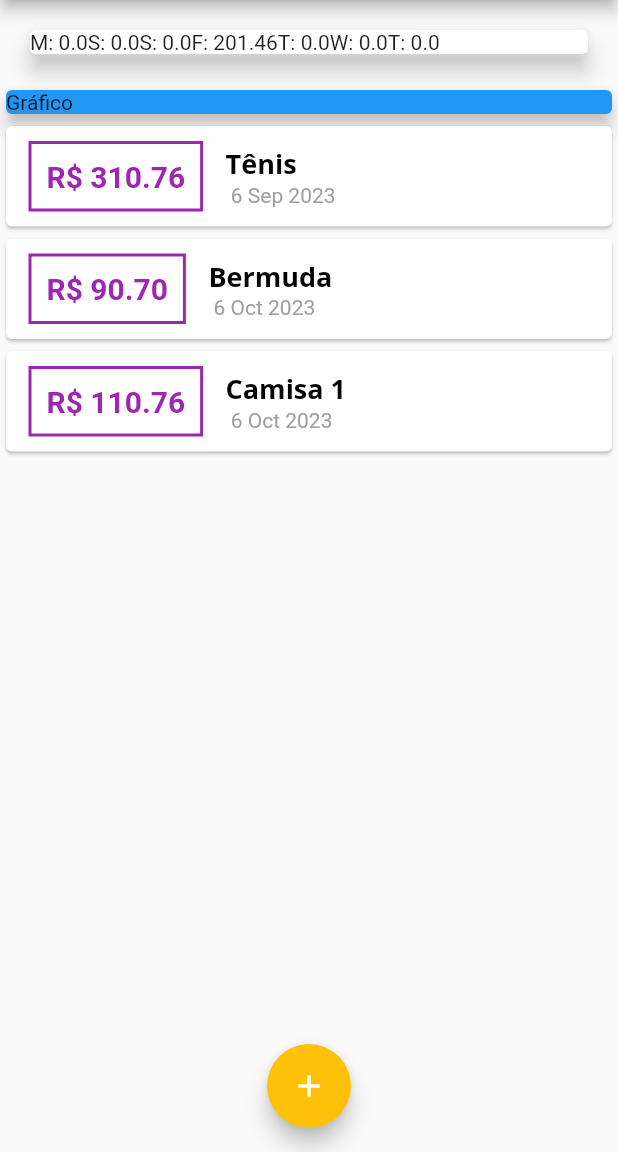
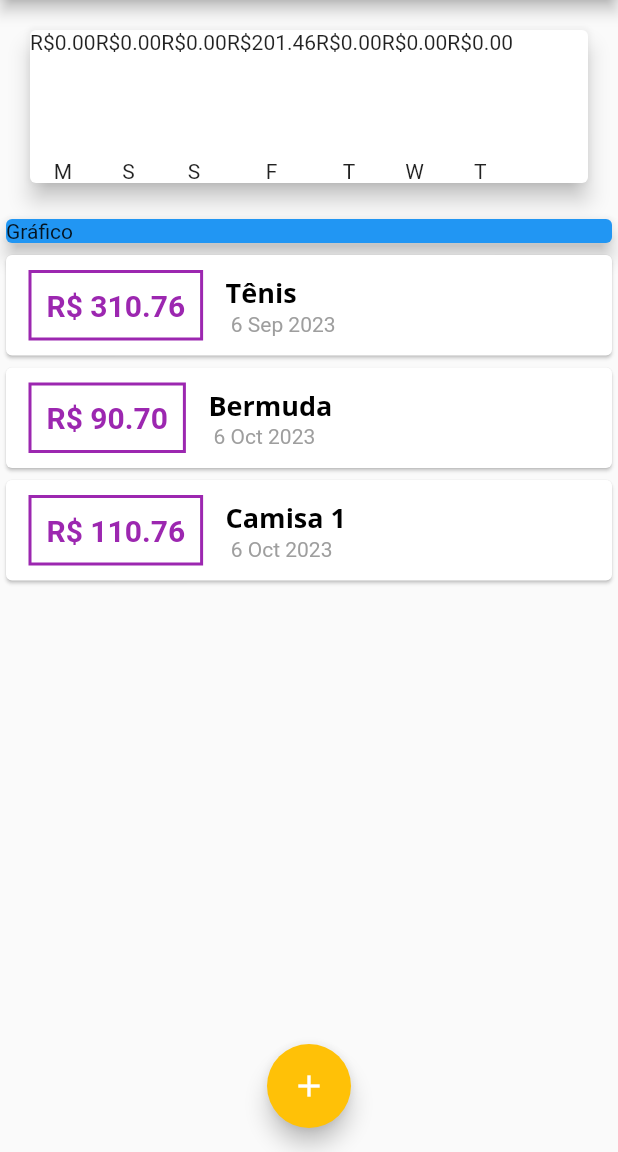
Before and after one commit to augustoprogramador/expenses, a Flutter app: the screen it shows after launch, on a phone screen of 412 x 824 dp, the part 84-1236 px from its top. Run offline on Flutter 3.47's test engine with Material 2 defaults, Android fonts, the phone set to English and light mode, and no system bars.

Commit message:
alimentando o componente gráfico [WIP]

```diff
--- a/lib/components/chart.dart
+++ b/lib/components/chart.dart
@@ -1,3 +1,4 @@
+import 'package:expenses/components/chart_bar.dart';
 import 'package:expenses/models/transaction.dart';
 import 'package:flutter/material.dart';
 import 'package:intl/intl.dart';
@@ -38,7 +39,10 @@ class Chart extends StatelessWidget {
       margin: EdgeInsets.all(20),
       child: Row(
         children: groupedTransactions.map((tr) {
-          return Text('${tr['day']}: ${tr['value']}');
+          return ChartBar(
+            label: tr['day'].toString(),
+            value: double.parse(tr['value'].toString()),
+          );
         }).toList(),
       ),
     );
--- /dev/null
+++ b/lib/components/chart_bar.dart
@@ -0,0 +1,31 @@
+import 'package:expenses/models/transaction.dart';
+import 'package:flutter/material.dart';
+
+class ChartBar extends StatelessWidget {
+  final String? label;
+  final double? value;
+  final double? percent;
+
+  const ChartBar({this.label, this.value, this.percent, super.key});
+
+  @override
+  Widget build(BuildContext context) {
+    return Column(
+      children: [
+        Text('R\$${value!.toStringAsFixed(2)}'),
+        SizedBox(
+          height: 5,
+        ),
+        Container(
+          height: 60,
+          width: 10,
+          child: null,
+        ),
+        SizedBox(
+          height: 5,
+        ),
+        Text(label!),
+      ],
+    );
+  }
+}
```
